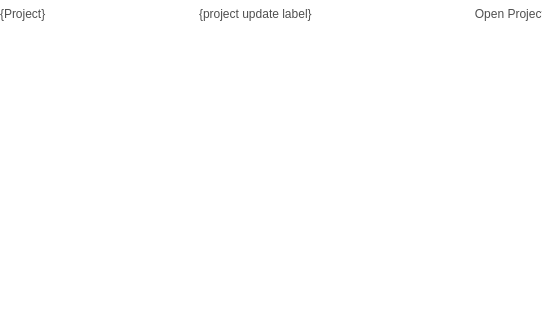
roam-qgis/Roam, file src/configmanager/ui/ui_projectwidget.ui: the form before one commit; both pictures show x 0 to 542 and y 0 to 320 of the 793 by 667 pixel window.
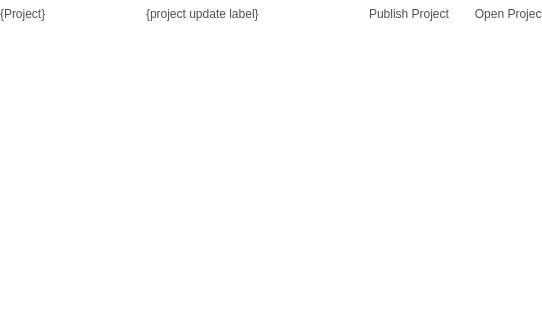
The form after the commit. Icons and pictures are not drawn. Custom widgets are drawn as their Qt base class.

Commit message: Auto increment version on save and publish

Patch:
```diff
--- a/src/configmanager/ui/ui_projectwidget.ui
+++ b/src/configmanager/ui/ui_projectwidget.ui
@@ -532,6 +532,35 @@
         <property name="margin">
          <number>0</number>
         </property>
+        <item>
+         <widget class="QToolButton" name="depolyProjectButton">
+          <property name="sizePolicy">
+           <sizepolicy hsizetype="Fixed" vsizetype="Fixed">
+            <horstretch>0</horstretch>
+            <verstretch>0</verstretch>
+           </sizepolicy>
+          </property>
+          <property name="text">
+           <string>Publish Project</string>
+          </property>
+          <property name="icon">
+           <iconset resource="../../roam/resources.qrc">
+            <normaloff>:/icons/sync</normaloff>:/icons/sync</iconset>
+          </property>
+          <property name="iconSize">
+           <size>
+            <width>24</width>
+            <height>24</height>
+           </size>
+          </property>
+          <property name="toolButtonStyle">
+           <enum>Qt::ToolButtonTextUnderIcon</enum>
+          </property>
+          <property name="autoRaise">
+           <bool>true</bool>
+          </property>
+         </widget>
+        </item>
         <item>
          <widget class="QToolButton" name="openProjectFolderButton">
           <property name="sizePolicy">
```
The commit also changes 6 other files.
